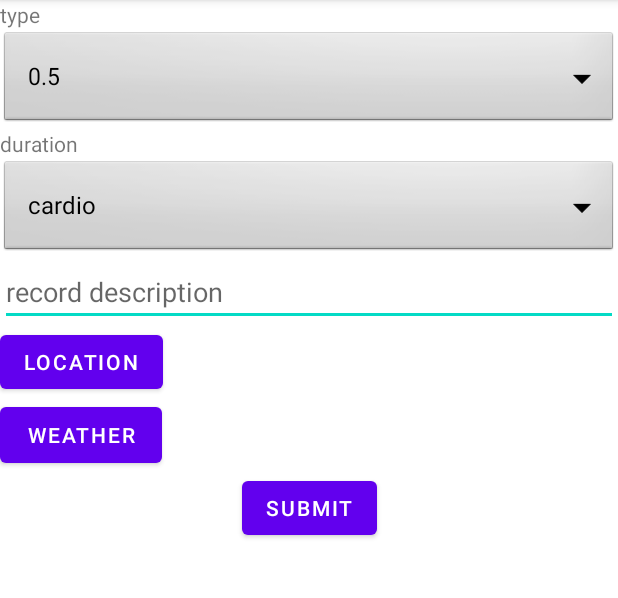
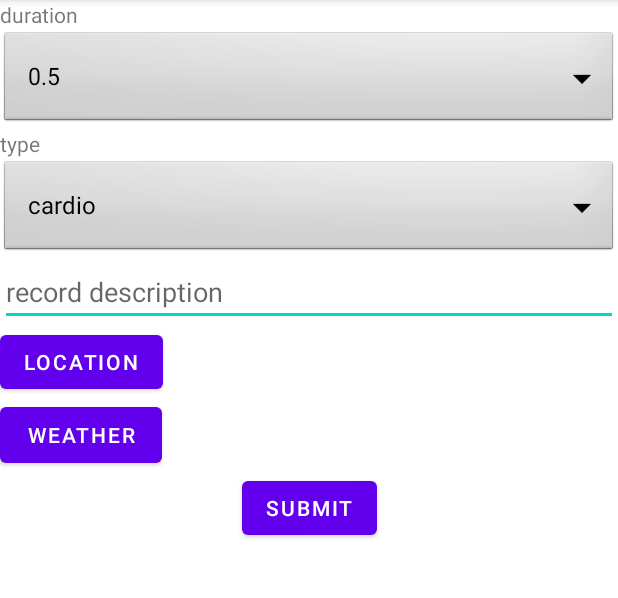
Before and after one commit to CS5520-A-STAR/A-STAR-Fitness, an Android app: the AddActivity screen opened directly, with no data from a screen before it, after a tap on "WEATHER", on a phone screen of 412 x 824 dp, the part 84-682 px from its top. Run offline under Robolectric (Android 15) with nearby library versions, the phone set to English and light mode, and no system bars; our stand-ins replace Firebase (no records; nobody signed in at launch, a user with empty details on screens opened directly), Volley; network calls fail.

```diff
--- a/app/src/main/java/com/project/a_star_fitness/record/AddActivity.java
+++ b/app/src/main/java/com/project/a_star_fitness/record/AddActivity.java
@@ -140,8 +140,11 @@ public class AddActivity extends AppCompatActivity {
         buttonWeather.setOnClickListener(new View.OnClickListener() {
             @Override
             public void onClick(View v) {
-                // cityName = "Boston";
-                weatherDataService.getCityForecastByName("Boston", new WeatherDataService.GetCityForecastByNameCallBack() {
+                if(cityName == null){
+                    cityName = "Boston";
+                }
+
+                weatherDataService.getCityForecastByName(cityName, new WeatherDataService.GetCityForecastByNameCallBack() {
                     @Override
                     public void onError(String message) {
                         Toast.makeText(AddActivity.this, "Something wrong", Toast.LENGTH_SHORT).show();
@@ -209,7 +212,9 @@ public class AddActivity extends AppCompatActivity {
                                                 updatedCity,
                                                 updatedCountry
                                         )
+
                                 );
+                                cityName = updatedCity;
                             } catch (IOException e) {
                                 e.printStackTrace();
                             }
--- a/app/src/main/java/com/project/a_star_fitness/record/Record.java
+++ b/app/src/main/java/com/project/a_star_fitness/record/Record.java
@@ -16,11 +16,9 @@ public class Record {
 
     @Override
     public String toString() {
-        return "Record{" +
-                "type='" + type + '\'' +
+        return "type='" + type + '\'' +
                 ", duration='" + duration + '\'' +
-                ", description='" + description + '\'' +
-                '}';
+                ", description='" + description + '\'';
     }
 
     public String getType() {
--- a/app/src/main/res/layout/activity_add.xml
+++ b/app/src/main/res/layout/activity_add.xml
@@ -85,7 +85,7 @@
         android:id="@+id/textView_type"
         android:layout_width="wrap_content"
         android:layout_height="wrap_content"
-        android:text="type"
+        android:text="duration"
         app:layout_constraintStart_toStartOf="parent"
         app:layout_constraintTop_toTopOf="parent" />
 
@@ -93,7 +93,7 @@
         android:id="@+id/textView_duration"
         android:layout_width="wrap_content"
         android:layout_height="wrap_content"
-        android:text="duration"
+        android:text="type"
         app:layout_constraintStart_toStartOf="@+id/spinner_duration"
         app:layout_constraintTop_toBottomOf="@+id/spinner_duration" />
 
```
